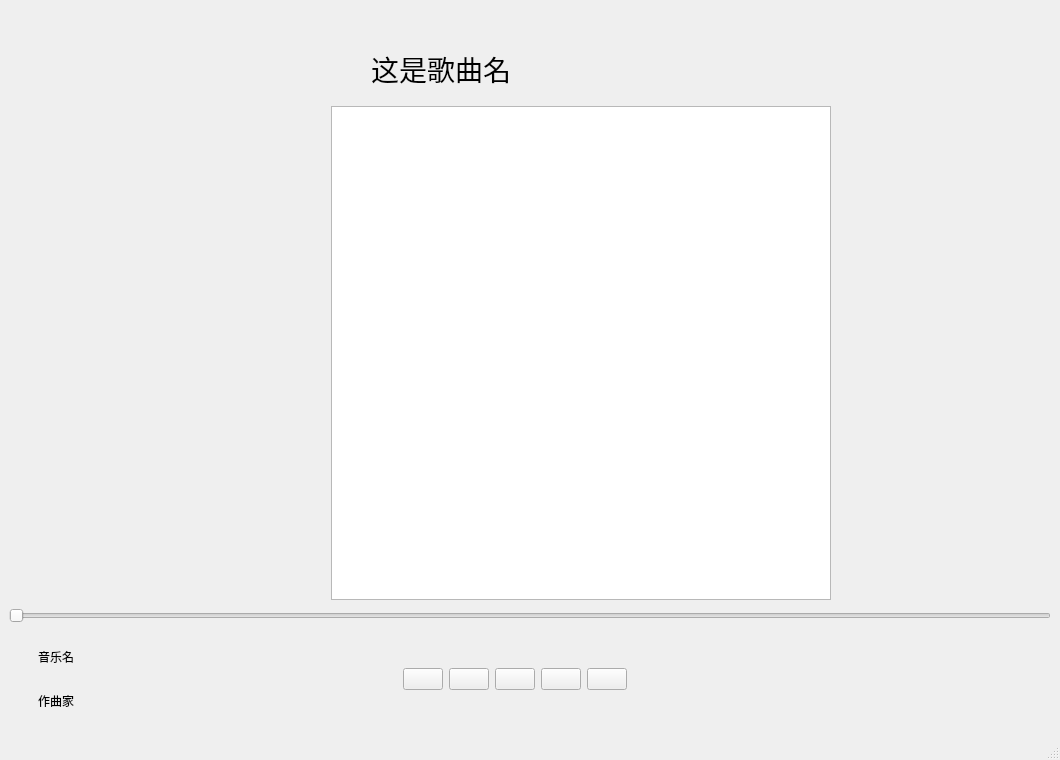
Old version of the form mainwindow.ui in the repository misaka-ning/Qt-Project---MusicPlayer.
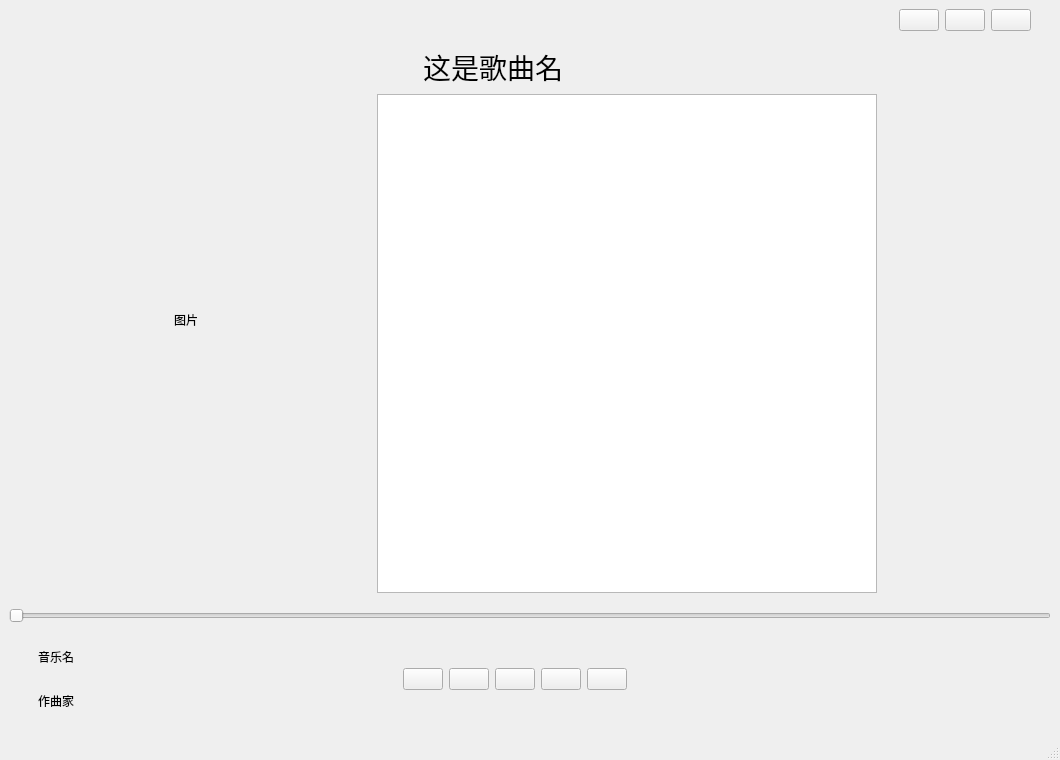
New version of the form. Custom widgets are drawn as their Qt base class.

The edit to the form file:
```diff
--- a/mainwindow.ui
+++ b/mainwindow.ui
@@ -20,8 +20,227 @@
    <string>MainWindow</string>
   </property>
   <widget class="QWidget" name="centralwidget">
+   <layout class="QGridLayout" name="gridLayout_5">
+    <item row="0" column="0">
+     <layout class="QGridLayout" name="gridLayout_4">
+      <item row="0" column="0">
+       <layout class="QHBoxLayout" name="horizontalLayout_3">
+        <item>
+         <spacer name="horizontalSpacer_8">
+          <property name="orientation">
+           <enum>Qt::Orientation::Horizontal</enum>
+          </property>
+          <property name="sizeHint" stdset="0">
+           <size>
+            <width>40</width>
+            <height>20</height>
+           </size>
+          </property>
+         </spacer>
+        </item>
+        <item>
+         <widget class="QPushButton" name="minimizeButton">
+          <property name="text">
+           <string/>
+          </property>
+         </widget>
+        </item>
+        <item>
+         <widget class="QPushButton" name="maximizeButton">
+          <property name="text">
+           <string/>
+          </property>
+         </widget>
+        </item>
+        <item>
+         <widget class="QPushButton" name="closeButton">
+          <property name="maximumSize">
+           <size>
+            <width>2000</width>
+            <height>2000</height>
+           </size>
+          </property>
+          <property name="text">
+           <string/>
+          </property>
+         </widget>
+        </item>
+        <item>
+         <spacer name="horizontalSpacer_9">
+          <property name="orientation">
+           <enum>Qt::Orientation::Horizontal</enum>
+          </property>
+          <property name="sizeType">
+           <enum>QSizePolicy::Policy::Fixed</enum>
+          </property>
+          <property name="sizeHint" stdset="0">
+           <size>
+            <width>20</width>
+            <height>20</height>
+           </size>
+          </property>
+         </spacer>
+        </item>
+       </layout>
+      </item>
+      <item row="1" column="0">
+       <layout class="QGridLayout" name="gridLayout_3">
+        <item row="0" column="1">
+         <spacer name="verticalSpacer">
+          <property name="orientation">
+           <enum>Qt::Orientation::Vertical</enum>
+          </property>
+          <property name="sizeHint" stdset="0">
+           <size>
+            <width>20</width>
+            <height>40</height>
+           </size>
+          </property>
+         </spacer>
+        </item>
+        <item row="0" column="3" rowspan="3">
+         <widget class="QWidget" name="Lyricswidget" native="true">
+          <property name="minimumSize">
+           <size>
+            <width>500</width>
+            <height>0</height>
+           </size>
+          </property>
    <layout class="QGridLayout" name="gridLayout_2">
-    <item row="4" column="0" colspan="5">
+           <item row="0" column="1">
+            <widget class="QLabel" name="songnamelabel">
+             <property name="minimumSize">
+              <size>
+               <width>150</width>
+               <height>0</height>
+              </size>
+             </property>
+             <property name="font">
+              <font>
+               <family>Cooper</family>
+               <pointsize>21</pointsize>
+              </font>
+             </property>
+             <property name="text">
+              <string>这是歌曲名 </string>
+             </property>
+            </widget>
+           </item>
+           <item row="1" column="0" colspan="3">
+            <widget class="QListWidget" name="lyricsListWidget">
+             <property name="minimumSize">
+              <size>
+               <width>500</width>
+               <height>0</height>
+              </size>
+             </property>
+            </widget>
+           </item>
+           <item row="0" column="0">
+            <spacer name="horizontalSpacer_2">
+             <property name="orientation">
+              <enum>Qt::Orientation::Horizontal</enum>
+             </property>
+             <property name="sizeType">
+              <enum>QSizePolicy::Policy::Fixed</enum>
+             </property>
+             <property name="sizeHint" stdset="0">
+              <size>
+               <width>40</width>
+               <height>20</height>
+              </size>
+             </property>
+            </spacer>
+           </item>
+           <item row="0" column="2">
+            <spacer name="horizontalSpacer_7">
+             <property name="orientation">
+              <enum>Qt::Orientation::Horizontal</enum>
+             </property>
+             <property name="sizeHint" stdset="0">
+              <size>
+               <width>292</width>
+               <height>20</height>
+              </size>
+             </property>
+            </spacer>
+           </item>
+          </layout>
+         </widget>
+        </item>
+        <item row="1" column="0">
+         <spacer name="horizontalSpacer">
+          <property name="orientation">
+           <enum>Qt::Orientation::Horizontal</enum>
+          </property>
+          <property name="sizeHint" stdset="0">
+           <size>
+            <width>40</width>
+            <height>20</height>
+           </size>
+          </property>
+         </spacer>
+        </item>
+        <item row="1" column="1">
+         <widget class="QLabel" name="imagelabel">
+          <property name="text">
+           <string>图片</string>
+          </property>
+         </widget>
+        </item>
+        <item row="1" column="2">
+         <spacer name="horizontalSpacer_4">
+          <property name="orientation">
+           <enum>Qt::Orientation::Horizontal</enum>
+          </property>
+          <property name="sizeHint" stdset="0">
+           <size>
+            <width>40</width>
+            <height>20</height>
+           </size>
+          </property>
+         </spacer>
+        </item>
+        <item row="2" column="1">
+         <spacer name="verticalSpacer_2">
+          <property name="orientation">
+           <enum>Qt::Orientation::Vertical</enum>
+          </property>
+          <property name="sizeHint" stdset="0">
+           <size>
+            <width>20</width>
+            <height>40</height>
+           </size>
+          </property>
+         </spacer>
+        </item>
+        <item row="1" column="4">
+         <spacer name="horizontalSpacer_10">
+          <property name="orientation">
+           <enum>Qt::Orientation::Horizontal</enum>
+          </property>
+          <property name="sizeHint" stdset="0">
+           <size>
+            <width>40</width>
+            <height>20</height>
+           </size>
+          </property>
+         </spacer>
+        </item>
+       </layout>
+      </item>
+     </layout>
+    </item>
+    <item row="1" column="0">
+     <layout class="QVBoxLayout" name="verticalLayout_4">
+      <item>
+       <widget class="QSlider" name="Slider">
+        <property name="orientation">
+         <enum>Qt::Orientation::Horizontal</enum>
+        </property>
+       </widget>
+      </item>
+      <item>
      <widget class="QWidget" name="Controlwidget" native="true">
       <property name="minimumSize">
        <size>
@@ -210,199 +429,7 @@
       </layout>
      </widget>
     </item>
-    <item row="1" column="1">
-     <widget class="QLabel" name="imagelabel">
-      <property name="text">
-       <string/>
-      </property>
-     </widget>
-    </item>
-    <item row="2" column="1">
-     <spacer name="verticalSpacer_2">
-      <property name="orientation">
-       <enum>Qt::Orientation::Vertical</enum>
-      </property>
-      <property name="sizeHint" stdset="0">
-       <size>
-        <width>20</width>
-        <height>213</height>
-       </size>
-      </property>
-     </spacer>
-    </item>
-    <item row="1" column="2">
-     <spacer name="horizontalSpacer">
-      <property name="orientation">
-       <enum>Qt::Orientation::Horizontal</enum>
-      </property>
-      <property name="sizeType">
-       <enum>QSizePolicy::Policy::Fixed</enum>
-      </property>
-      <property name="sizeHint" stdset="0">
-       <size>
-        <width>70</width>
-        <height>20</height>
-       </size>
-      </property>
-     </spacer>
-    </item>
-    <item row="3" column="0" colspan="5">
-     <widget class="QSlider" name="Slider">
-      <property name="orientation">
-       <enum>Qt::Orientation::Horizontal</enum>
-      </property>
-     </widget>
-    </item>
-    <item row="1" column="0">
-     <spacer name="horizontalSpacer_5">
-      <property name="orientation">
-       <enum>Qt::Orientation::Horizontal</enum>
-      </property>
-      <property name="sizeType">
-       <enum>QSizePolicy::Policy::Expanding</enum>
-      </property>
-      <property name="sizeHint" stdset="0">
-       <size>
-        <width>50</width>
-        <height>20</height>
-       </size>
-      </property>
-     </spacer>
-    </item>
-    <item row="0" column="1">
-     <spacer name="verticalSpacer">
-      <property name="orientation">
-       <enum>Qt::Orientation::Vertical</enum>
-      </property>
-      <property name="sizeHint" stdset="0">
-       <size>
-        <width>20</width>
-        <height>213</height>
-       </size>
-      </property>
-     </spacer>
-    </item>
-    <item row="1" column="4">
-     <spacer name="horizontalSpacer_4">
-      <property name="orientation">
-       <enum>Qt::Orientation::Horizontal</enum>
-      </property>
-      <property name="sizeType">
-       <enum>QSizePolicy::Policy::Expanding</enum>
-      </property>
-      <property name="sizeHint" stdset="0">
-       <size>
-        <width>90</width>
-        <height>20</height>
-       </size>
-      </property>
-     </spacer>
-    </item>
-    <item row="1" column="3">
-     <widget class="QWidget" name="Lyricswidget" native="true">
-      <property name="minimumSize">
-       <size>
-        <width>500</width>
-        <height>600</height>
-       </size>
-      </property>
-      <layout class="QGridLayout" name="gridLayout_3">
-       <item row="0" column="0">
-        <spacer name="verticalSpacer_4">
-         <property name="orientation">
-          <enum>Qt::Orientation::Vertical</enum>
-         </property>
-         <property name="sizeType">
-          <enum>QSizePolicy::Policy::Fixed</enum>
-         </property>
-         <property name="sizeHint" stdset="0">
-          <size>
-           <width>20</width>
-           <height>30</height>
-          </size>
-         </property>
-        </spacer>
-       </item>
-       <item row="1" column="0">
-        <layout class="QHBoxLayout" name="horizontalLayout_3">
-         <item>
-          <spacer name="horizontalSpacer_2">
-           <property name="orientation">
-            <enum>Qt::Orientation::Horizontal</enum>
-           </property>
-           <property name="sizeType">
-            <enum>QSizePolicy::Policy::Fixed</enum>
-           </property>
-           <property name="sizeHint" stdset="0">
-            <size>
-             <width>40</width>
-             <height>20</height>
-            </size>
-           </property>
-          </spacer>
-         </item>
-         <item>
-          <widget class="QLabel" name="songnamelabel">
-           <property name="minimumSize">
-            <size>
-             <width>150</width>
-             <height>0</height>
-            </size>
-           </property>
-           <property name="font">
-            <font>
-             <family>Cooper</family>
-             <pointsize>21</pointsize>
-            </font>
-           </property>
-           <property name="text">
-            <string>这是歌曲名 </string>
-           </property>
-          </widget>
-         </item>
-         <item>
-          <spacer name="horizontalSpacer_7">
-           <property name="orientation">
-            <enum>Qt::Orientation::Horizontal</enum>
-           </property>
-           <property name="sizeHint" stdset="0">
-            <size>
-             <width>40</width>
-             <height>20</height>
-            </size>
-           </property>
-          </spacer>
-         </item>
-        </layout>
-       </item>
-       <item row="3" column="0">
-        <widget class="QListWidget" name="lyricsListWidget">
-         <property name="minimumSize">
-          <size>
-           <width>500</width>
-           <height>0</height>
-          </size>
-         </property>
-        </widget>
-       </item>
-       <item row="2" column="0">
-        <spacer name="verticalSpacer_3">
-         <property name="orientation">
-          <enum>Qt::Orientation::Vertical</enum>
-         </property>
-         <property name="sizeType">
-          <enum>QSizePolicy::Policy::Fixed</enum>
-         </property>
-         <property name="sizeHint" stdset="0">
-          <size>
-           <width>20</width>
-           <height>10</height>
-          </size>
-         </property>
-        </spacer>
-       </item>
-      </layout>
-     </widget>
+     </layout>
     </item>
    </layout>
   </widget>
```
Lines whose indentation alone changed are shown as unchanged.
